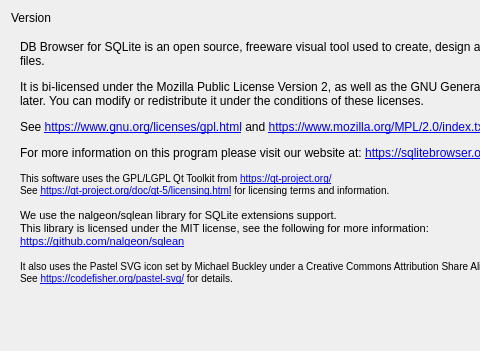
Above: src/AboutDialog.ui from sqlitebrowser/sqlitebrowser before the change; both pictures show x 0 to 480 and y 0 to 351 of the 653 by 502 pixel window. Below: the same form after it.
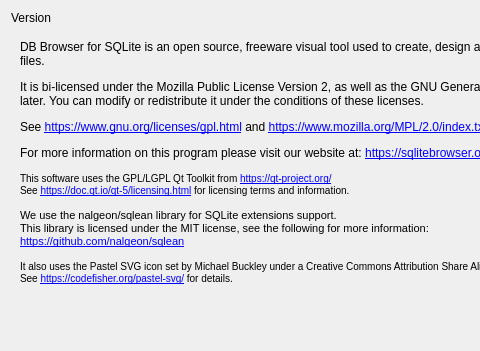
That is the form after the change. Icons and pictures are not drawn.

Commit message: About: fix link for Qt licensing info

```diff
--- a/src/AboutDialog.ui
+++ b/src/AboutDialog.ui
@@ -87,7 +87,7 @@
        <item>
         <widget class="QLabel" name="label">
          <property name="text">
-          <string>&lt;html&gt;&lt;head/&gt;&lt;body&gt;&lt;p&gt;DB Browser for SQLite is an open source, freeware visual tool used to create, design and edit SQLite database files.&lt;/p&gt;&lt;p&gt;It is bi-licensed under the Mozilla Public License Version 2, as well as the GNU General Public License Version 3 or later. You can modify or redistribute it under the conditions of these licenses.&lt;/p&gt;&lt;p&gt;See &lt;a href=&quot;https://www.gnu.org/licenses/gpl.html&quot;&gt;&lt;span style=&quot; text-decoration: underline; color:#0000ff;&quot;&gt;https://www.gnu.org/licenses/gpl.html&lt;/span&gt;&lt;/a&gt; and &lt;a href=&quot;https://www.mozilla.org/MPL/2.0/index.txt&quot;&gt;&lt;span style=&quot; text-decoration: underline; color:#0000ff;&quot;&gt;https://www.mozilla.org/MPL/2.0/index.txt&lt;/span&gt;&lt;/a&gt; for details.&lt;/p&gt;&lt;p&gt;For more information on this program please visit our website at: &lt;a href=&quot;https://sqlitebrowser.org&quot;&gt;&lt;span style=&quot; text-decoration: underline; color:#0000ff;&quot;&gt;https://sqlitebrowser.org&lt;/span&gt;&lt;/a&gt;&lt;/p&gt;&lt;p&gt;&lt;span style=&quot; font-size:small;&quot;&gt;This software uses the GPL/LGPL Qt Toolkit from &lt;/span&gt;&lt;a href=&quot;https://qt-project.org/&quot;&gt;&lt;span style=&quot; font-size:small; text-decoration: underline; color:#0000ff;&quot;&gt;https://qt-project.org/&lt;/span&gt;&lt;/a&gt;&lt;span style=&quot; font-size:small;&quot;&gt;&lt;br/&gt;See &lt;/span&gt;&lt;a href=&quot;https://doc.qt.io/qt-5/licensing.html&quot;&gt;&lt;span style=&quot; font-size:small; text-decoration: underline; color:#0000ff;&quot;&gt;https://qt-project.org/doc/qt-5/licensing.html&lt;/span&gt;&lt;/a&gt;&lt;span style=&quot; font-size:small;&quot;&gt; for licensing terms and information.&lt;/span&gt;&lt;/p&gt;&lt;p&gt;&lt;span style=&quot; font-size:8pt;&quot;&gt;We use the nalgeon/sqlean library for SQLite extensions support.&lt;br/&gt;This library is licensed under the MIT license, see the following for more information:&lt;br/&gt;&lt;/span&gt;&lt;a href=&quot;https://github.com/nalgeon/sqlean&quot;&gt;&lt;span style=&quot; font-size:8pt; text-decoration: underline; color:#0000ff;&quot;&gt;https://github.com/nalgeon/sqlean&lt;/span&gt;&lt;/a&gt;&lt;/p&gt;&lt;p&gt;&lt;span style=&quot; font-size:small;&quot;&gt;It also uses the Pastel SVG icon set by Michael Buckley under a Creative Commons Attribution Share Alike 4.0 license.&lt;br/&gt;See &lt;/span&gt;&lt;a href=&quot;https://codefisher.org/pastel-svg/&quot;&gt;&lt;span style=&quot; font-size:small; text-decoration: underline; color:#0000ff;&quot;&gt;https://codefisher.org/pastel-svg/&lt;/span&gt;&lt;/a&gt;&lt;span style=&quot; font-size:small;&quot;&gt; for details.&lt;/span&gt;&lt;/p&gt;&lt;/body&gt;&lt;/html&gt;</string>
+          <string>&lt;html&gt;&lt;head/&gt;&lt;body&gt;&lt;p&gt;DB Browser for SQLite is an open source, freeware visual tool used to create, design and edit SQLite database files.&lt;/p&gt;&lt;p&gt;It is bi-licensed under the Mozilla Public License Version 2, as well as the GNU General Public License Version 3 or later. You can modify or redistribute it under the conditions of these licenses.&lt;/p&gt;&lt;p&gt;See &lt;a href=&quot;https://www.gnu.org/licenses/gpl.html&quot;&gt;&lt;span style=&quot; text-decoration: underline; color:#0000ff;&quot;&gt;https://www.gnu.org/licenses/gpl.html&lt;/span&gt;&lt;/a&gt; and &lt;a href=&quot;https://www.mozilla.org/MPL/2.0/index.txt&quot;&gt;&lt;span style=&quot; text-decoration: underline; color:#0000ff;&quot;&gt;https://www.mozilla.org/MPL/2.0/index.txt&lt;/span&gt;&lt;/a&gt; for details.&lt;/p&gt;&lt;p&gt;For more information on this program please visit our website at: &lt;a href=&quot;https://sqlitebrowser.org&quot;&gt;&lt;span style=&quot; text-decoration: underline; color:#0000ff;&quot;&gt;https://sqlitebrowser.org&lt;/span&gt;&lt;/a&gt;&lt;/p&gt;&lt;p&gt;&lt;span style=&quot; font-size:small;&quot;&gt;This software uses the GPL/LGPL Qt Toolkit from &lt;/span&gt;&lt;a href=&quot;https://qt-project.org/&quot;&gt;&lt;span style=&quot; font-size:small; text-decoration: underline; color:#0000ff;&quot;&gt;https://qt-project.org/&lt;/span&gt;&lt;/a&gt;&lt;span style=&quot; font-size:small;&quot;&gt;&lt;br/&gt;See &lt;/span&gt;&lt;a href=&quot;https://doc.qt.io/qt-5/licensing.html&quot;&gt;&lt;span style=&quot; font-size:small; text-decoration: underline; color:#0000ff;&quot;&gt;https://doc.qt.io/qt-5/licensing.html&lt;/span&gt;&lt;/a&gt;&lt;span style=&quot; font-size:small;&quot;&gt; for licensing terms and information.&lt;/span&gt;&lt;/p&gt;&lt;p&gt;&lt;span style=&quot; font-size:8pt;&quot;&gt;We use the nalgeon/sqlean library for SQLite extensions support.&lt;br/&gt;This library is licensed under the MIT license, see the following for more information:&lt;br/&gt;&lt;/span&gt;&lt;a href=&quot;https://github.com/nalgeon/sqlean&quot;&gt;&lt;span style=&quot; font-size:8pt; text-decoration: underline; color:#0000ff;&quot;&gt;https://github.com/nalgeon/sqlean&lt;/span&gt;&lt;/a&gt;&lt;/p&gt;&lt;p&gt;&lt;span style=&quot; font-size:small;&quot;&gt;It also uses the Pastel SVG icon set by Michael Buckley under a Creative Commons Attribution Share Alike 4.0 license.&lt;br/&gt;See &lt;/span&gt;&lt;a href=&quot;https://codefisher.org/pastel-svg/&quot;&gt;&lt;span style=&quot; font-size:small; text-decoration: underline; color:#0000ff;&quot;&gt;https://codefisher.org/pastel-svg/&lt;/span&gt;&lt;/a&gt;&lt;span style=&quot; font-size:small;&quot;&gt; for details.&lt;/span&gt;&lt;/p&gt;&lt;/body&gt;&lt;/html&gt;</string>
          </property>
          <property name="alignment">
           <set>Qt::AlignLeading|Qt::AlignLeft|Qt::AlignTop</set>
```
The commit also changes 21 other files.
